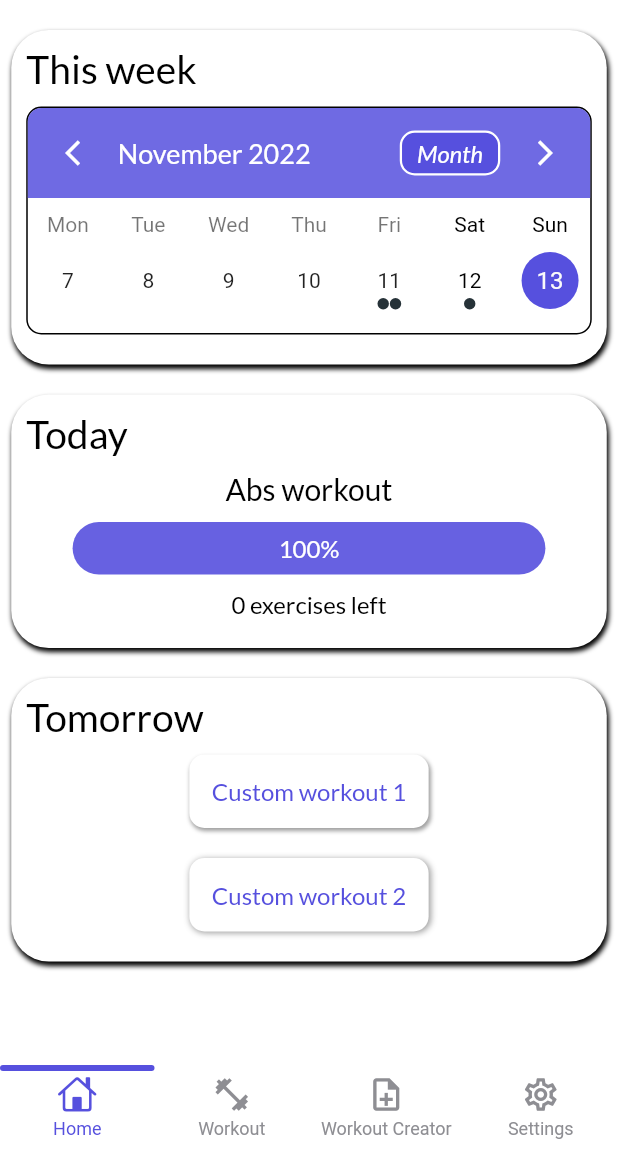
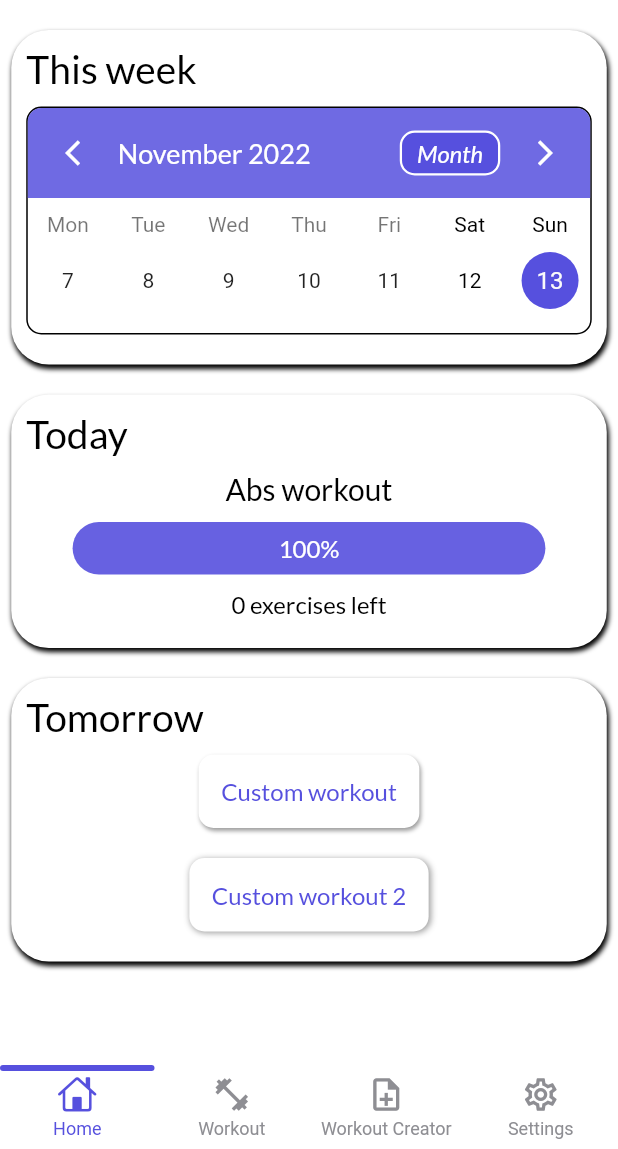
Before and after one commit to dolienn/body_optimizer, a Flutter app: the screen it shows after launch, on a phone screen of 412 x 824 dp, the part 87-1236 px from its top. Run offline on Flutter 3.47's test engine with Material 2 defaults, Android fonts, the phone set to English and light mode, and no system bars; drawn by our look-alikes of getwidget, persistent_bottom_nav_bar, table_calendar; our stand-ins replace animated_splash_screen, google_fonts.

Commit message:
dummy text update

```diff
--- a/lib/screens/homepage.dart
+++ b/lib/screens/homepage.dart
@@ -16,10 +16,9 @@ class _MyHomePageState extends State<MyHomePage> {
   // VARIABLES FROM OTHER SITES (for now placeholder) //
   String workoutToday = "Abs workout",
       workoutToday2 = "Back workout",
-      workoutTomorrow = "Custom workout 1",
+      workoutTomorrow = "Custom workout",
       workoutTomorrow2 = "Custom workout 2";
   int numOfExercises = 5, numOfExercisesLeft = 0;
-  bool isDone = false;
 
   // TABLE CALENDAR //
   final titleController = TextEditingController(),
@@ -199,12 +198,10 @@ class _MyHomePageState extends State<MyHomePage> {
                           ),
                           child: ListTile(
                             title: Row(
-                              mainAxisAlignment: MainAxisAlignment.spaceBetween,
                               children: [
-                                Row(children: [
                                 Padding(
                                   padding: const EdgeInsets.symmetric(
-                                        horizontal: 5.0),
+                                      horizontal: 5.0, vertical: 5.0),
                                   child: Text(
                                     "${myEvents['eventTitle']}",
                                     style: PublicVariables().normalText,
@@ -212,24 +209,17 @@ class _MyHomePageState extends State<MyHomePage> {
                                 ),
                                 Padding(
                                   padding: const EdgeInsets.symmetric(
-                                        horizontal: 5.0),
+                                      horizontal: 10.0, vertical: 5.0),
                                   child: Text(
                                     "${myEvents['eventTime']}",
                                     style: PublicVariables().normalText,
                                   ),
                                 ),
-                                ]),
-                                IconButton(
-                                    icon: const Icon(
-                                        Icons.delete_forever_outlined),
-                                    color: Colors.black,
-                                    onPressed: () {
-                                      setState(() {});
-                                    }),
                               ],
                             ),
                             subtitle: Padding(
-                              padding: const EdgeInsets.only(bottom: 10),
+                              padding: const EdgeInsets.symmetric(
+                                  horizontal: 5.0, vertical: 5.0),
                               child: Row(
                                 mainAxisAlignment:
                                     MainAxisAlignment.spaceBetween,
@@ -388,7 +378,7 @@ class _MyHomePageState extends State<MyHomePage> {
   // WHEN APP LAUNCHES ADDS SOME EVENTS THAT I MANUALLY ADDED HERE //
   loadPreviousEvents() {
     mySelectedEvents = {
-      "2022-11-11": [
+      "2022-11-15": [
         {
           "eventTitle": "Abs Workout",
           "eventDescp": "Lorem Lorem",
@@ -400,9 +390,9 @@ class _MyHomePageState extends State<MyHomePage> {
           "eventTime": "22:50"
         },
       ],
-      "2022-11-12": [
+      "2022-11-16": [
         {
-          "eventTitle": "Custom workout 1",
+          "eventTitle": "Custom workout",
           "eventDescp": "Lorem ipsum",
           "eventTime": "12:15"
         },
```
Also changed, not shown: pubspec.lock. Lines whose indentation alone changed are shown as unchanged.
